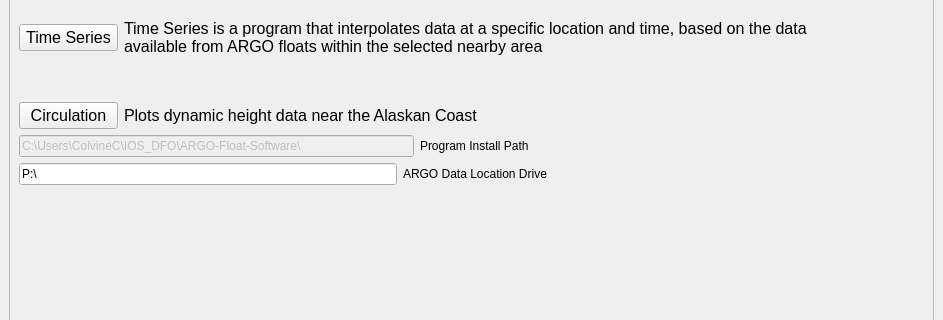
Above: ui_Files/MainApp.ui from CallumColvine/ARGO-Float-Software before the change; both pictures show x 0 to 943 and y 88 to 408 of the 943 by 806 pixel window. Below: the same form after it.
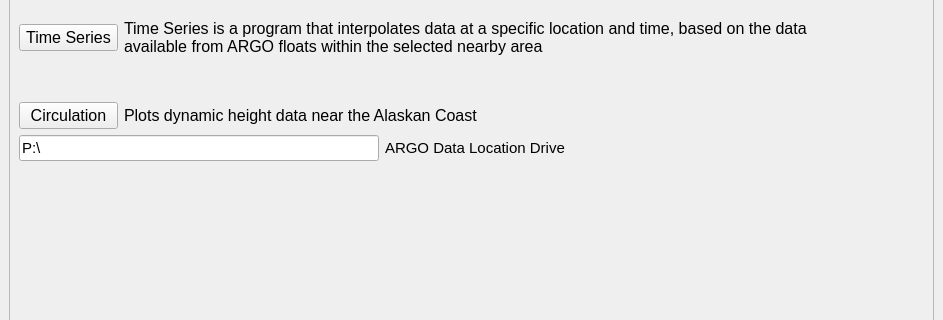
That is the form after the change. Custom widgets are drawn as their Qt base class.

```diff
--- a/ui_Files/MainApp.ui
+++ b/ui_Files/MainApp.ui
@@ -271,44 +271,15 @@
           </item>
          </layout>
         </item>
-        <item>
-         <layout class="QHBoxLayout" name="horizontalLayout_7">
-          <item>
-           <widget class="QLineEdit" name="argoPathLineEdit">
-            <property name="enabled">
-             <bool>false</bool>
-            </property>
-            <property name="text">
-             <string>C:\Users\ColvineC\IOS_DFO\ARGO-Float-Software\</string>
-            </property>
-           </widget>
-          </item>
-          <item>
-           <widget class="QLabel" name="label_3">
-            <property name="text">
-             <string>Program Install Path</string>
-            </property>
-           </widget>
-          </item>
-          <item>
-           <spacer name="horizontalSpacer_6">
-            <property name="orientation">
-             <enum>Qt::Horizontal</enum>
-            </property>
-            <property name="sizeHint" stdset="0">
-             <size>
-              <width>40</width>
-              <height>20</height>
-             </size>
-            </property>
-           </spacer>
-          </item>
-         </layout>
-        </item>
         <item>
          <layout class="QHBoxLayout" name="horizontalLayout_6">
           <item>
            <widget class="QLineEdit" name="argoDataLineEdit">
+            <property name="font">
+             <font>
+              <pointsize>11</pointsize>
+             </font>
+            </property>
             <property name="text">
              <string>P:\</string>
             </property>
@@ -316,6 +287,11 @@
           </item>
           <item>
            <widget class="QLabel" name="label_6">
+            <property name="font">
+             <font>
+              <pointsize>11</pointsize>
+             </font>
+            </property>
             <property name="text">
              <string>ARGO Data Location Drive</string>
             </property>
```
